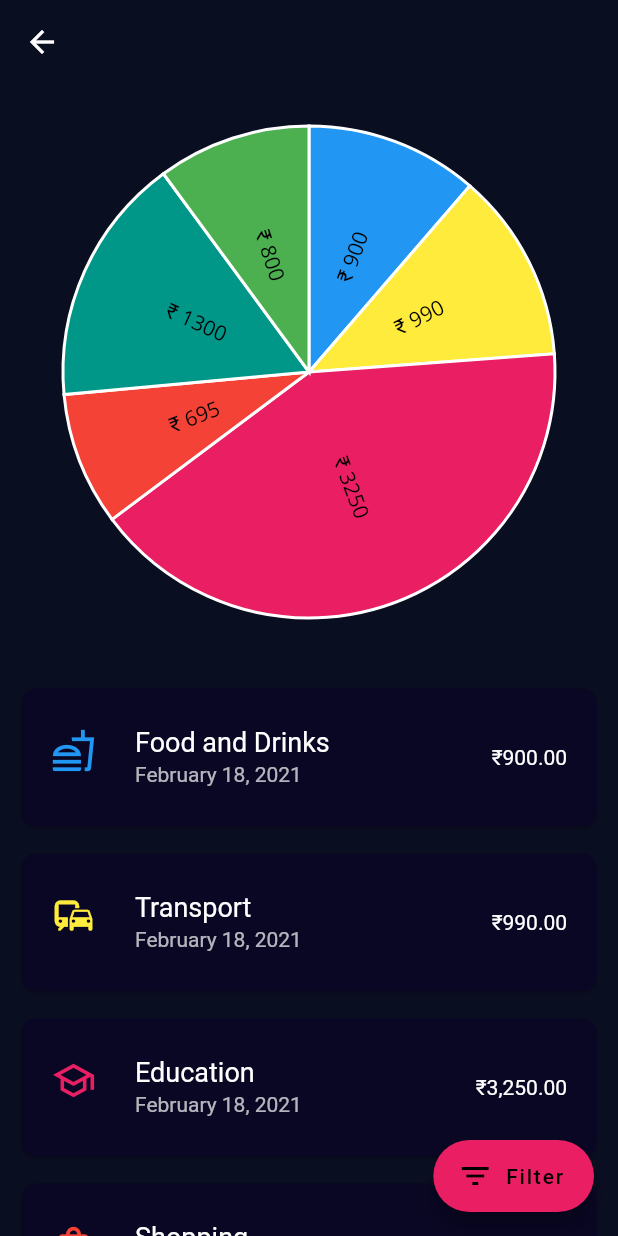
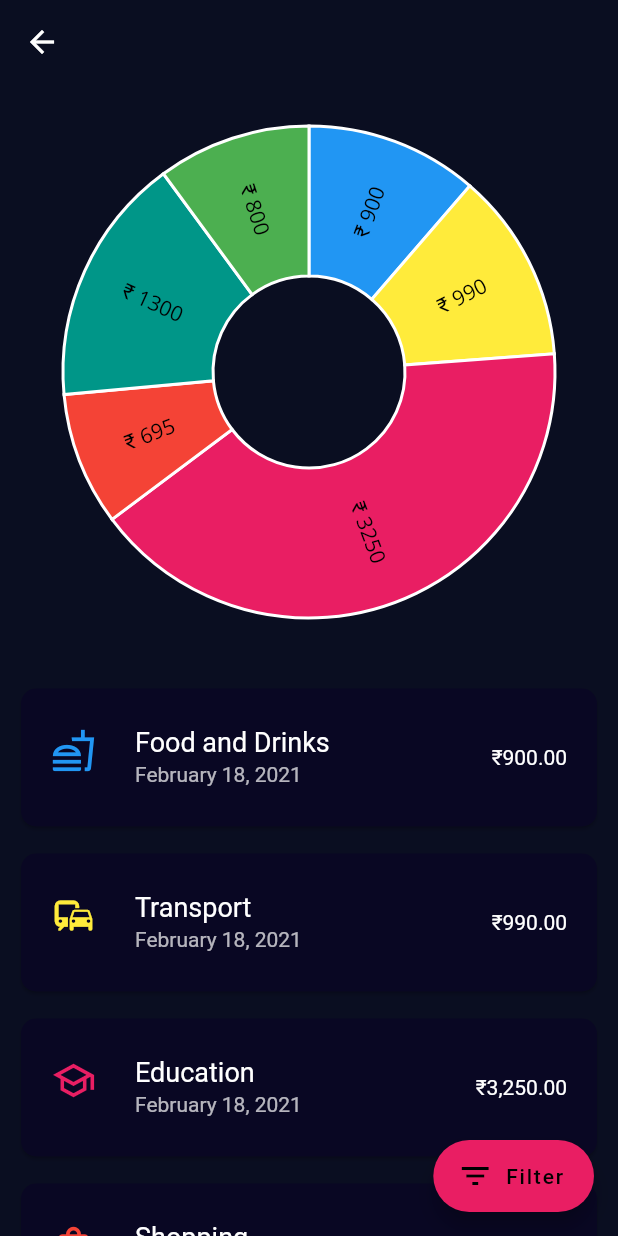
Before and after one commit to be-krishna/expensive, a Flutter app: the screen it shows after launch, after a tap on "Statistics", on a phone screen of 412 x 824 dp. Run offline on Flutter 3.47's test engine with Material 2 defaults, Android fonts, the phone set to English and light mode, and no system bars; our stand-ins replace charts_flutter, font_awesome_flutter.

```diff
--- a/lib/screens/dashboard.dart
+++ b/lib/screens/dashboard.dart
@@ -39,7 +39,7 @@ class _InputPageState extends State<InputPage> {
               flex: 3,
               child: ReusableCard(
                 color: Colors.transparent,
-                cardChild: DashboardChart(),
+                cardChild: Hero(tag:"chart", child: DashboardChart()),
               ),
             ),
             // Expanded(child: ReusableCard(color: activeCardColor)),
--- a/lib/screens/expense_history.dart
+++ b/lib/screens/expense_history.dart
@@ -26,8 +26,11 @@ class _ExpenseHistoryState extends State<ExpenseHistory> {
           Expanded(
               child: Padding(
             padding: const EdgeInsets.all(8.0),
-            child: StatsChart(
-              expenses: _expenses,
+            child: Hero(
+              tag: "chart",
+              child: StatsChart(
+                expenses: _expenses,
+              ),
             ),
           )),
           Expanded(
--- a/lib/widgets/stats_chart.dart
+++ b/lib/widgets/stats_chart.dart
@@ -118,7 +118,7 @@ class _StatsChartState extends State<StatsChart> {
       //          insideLabelStyleSpec: new charts.TextStyleSpec(...),
       //          outsideLabelStyleSpec: new charts.TextStyleSpec(...)),
       defaultRenderer: new charts.ArcRendererConfig(
-        arcWidth: 200,
+        arcWidth: 100,
         arcRendererDecorators: [new charts.ArcLabelDecorator()],
       ),
     );
```
